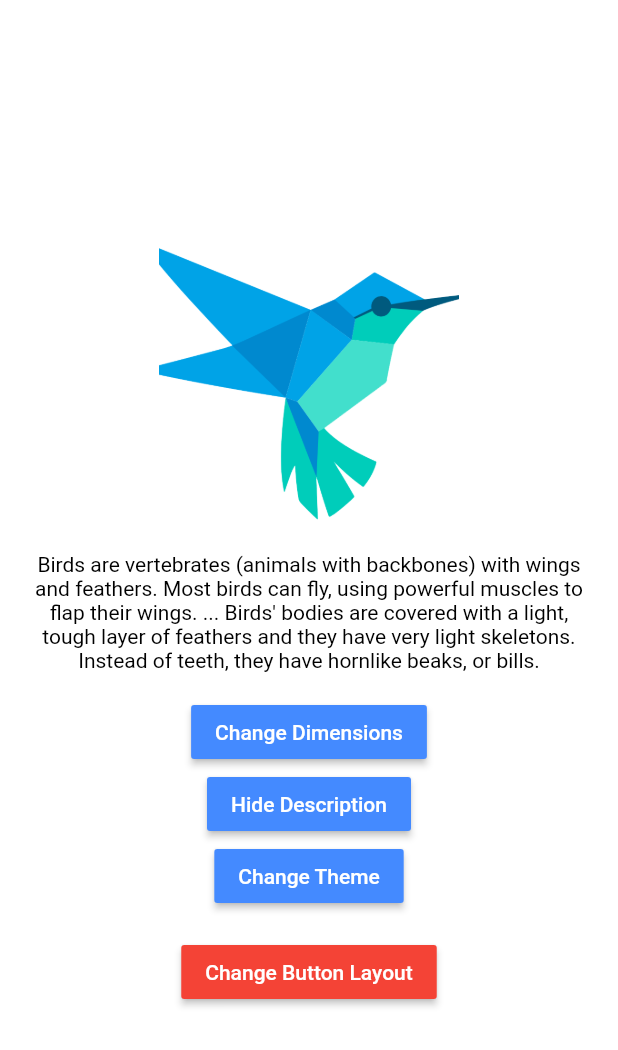
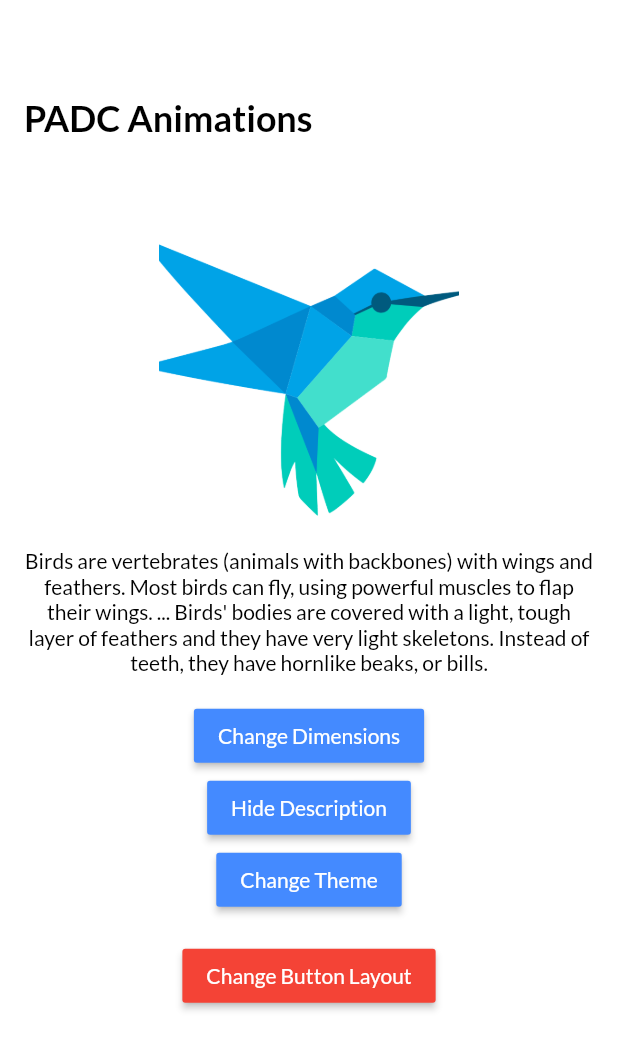
Before and after one commit to zawhtetnaing10/PADC-Animations, a Flutter app: the screen it shows after launch, on a phone screen of 412 x 824 dp. Shown: the top 1050 px of the screen. Run offline on Flutter 3.47's test engine with Material 2 defaults, Android fonts, the phone set to English and light mode, and no system bars; our stand-ins replace google_fonts.

Commit message:
Tween Animation Using Multiple Values

```diff
--- a/padc_animations/lib/implicit_animations/implicit_animations.dart
+++ b/padc_animations/lib/implicit_animations/implicit_animations.dart
@@ -20,7 +20,9 @@ class _ImplicitAnimationsState extends State<ImplicitAnimations> {
   @override
   Widget build(BuildContext context) {
     return Scaffold(
-      body: TweenAnimationBuilder(
+      body: Stack(
+        children: [
+          TweenAnimationBuilder(
             child: AnimatedContainer(
               duration: kAnimationDuration,
               color: (isChangeBackgroundColor) ? Colors.black : Colors.white,
@@ -85,7 +87,8 @@ class _ImplicitAnimationsState extends State<ImplicitAnimations> {
                                   PrimaryButton(
                                     onTap: () {
                                       setState(() {
-                                    isDescriptionShown = !isDescriptionShown;
+                                        isDescriptionShown =
+                                            !isDescriptionShown;
                                       });
                                     },
                                     label: (isDescriptionShown)
@@ -116,7 +119,8 @@ class _ImplicitAnimationsState extends State<ImplicitAnimations> {
                                   PrimaryButton(
                                     onTap: () {
                                       setState(() {
-                                    isDescriptionShown = !isDescriptionShown;
+                                        isDescriptionShown =
+                                            !isDescriptionShown;
                                       });
                                     },
                                     label: (isDescriptionShown)
@@ -157,6 +161,30 @@ class _ImplicitAnimationsState extends State<ImplicitAnimations> {
               child: child,
             ),
           ),
+          TweenAnimationBuilder(
+            child: Text(
+              "PADC Animations",
+              style: TextStyle(
+                fontWeight: FontWeight.bold,
+                color: (isChangeBackgroundColor) ? Colors.white : Colors.black,
+                fontSize: kTextHeading1X,
+              ),
+            ),
+            duration: kAnimationDurationForScreenFadeIn,
+            tween: Tween<double>(begin: 0, end: 1),
+            builder: (context, double _value, child) => Opacity(
+              opacity: _value,
+              child: Padding(
+                padding: EdgeInsets.only(
+                  top: _value * kMargin64,
+                  left: kMarginMedium2,
+                ),
+                child: child,
+              ),
+            ),
+          )
+        ],
+      ),
     );
   }
 }
--- a/padc_animations/lib/main.dart
+++ b/padc_animations/lib/main.dart
@@ -1,4 +1,5 @@
 import 'package:flutter/material.dart';
+import 'package:google_fonts/google_fonts.dart';
 import 'package:padc_animations/implicit_animations/implicit_animations.dart';
 
 void main() {
@@ -11,17 +12,10 @@ class MyApp extends StatelessWidget {
   Widget build(BuildContext context) {
     return MaterialApp(
       title: 'Flutter Demo',
+      debugShowCheckedModeBanner: false,
       theme: ThemeData(
-        // This is the theme of your application.
-        //
-        // Try running your application with "flutter run". You'll see the
-        // application has a blue toolbar. Then, without quitting the app, try
-        // changing the primarySwatch below to Colors.green and then invoke
-        // "hot reload" (press "r" in the console where you ran "flutter run",
-        // or simply save your changes to "hot reload" in a Flutter IDE).
-        // Notice that the counter didn't reset back to zero; the application
-        // is not restarted.
         primarySwatch: Colors.blue,
+        fontFamily: GoogleFonts.lato().fontFamily,
       ),
       home: ImplicitAnimations(),
     );
--- a/padc_animations/lib/utils/dimens.dart
+++ b/padc_animations/lib/utils/dimens.dart
@@ -1 +1,7 @@
 const kMarginMedium2 = 16.0;
+const kMarginXXLarge = 48.0;
+const kMargin64 = 64.0;
+
+/// Text
+const kTextRegular2X = 16.0;
+const kTextHeading1X = 24.0;
--- a/padc_animations/pubspec.yaml
+++ b/padc_animations/pubspec.yaml
@@ -23,6 +23,7 @@ environment:
 dependencies:
   flutter:
     sdk: flutter
+  google_fonts: ^2.2.0
 
 
   # The following adds the Cupertino Icons font to your application.
```
Also changed, not shown: padc_animations/pubspec.lock, 3 other files. Lines whose indentation alone changed are shown as unchanged.
